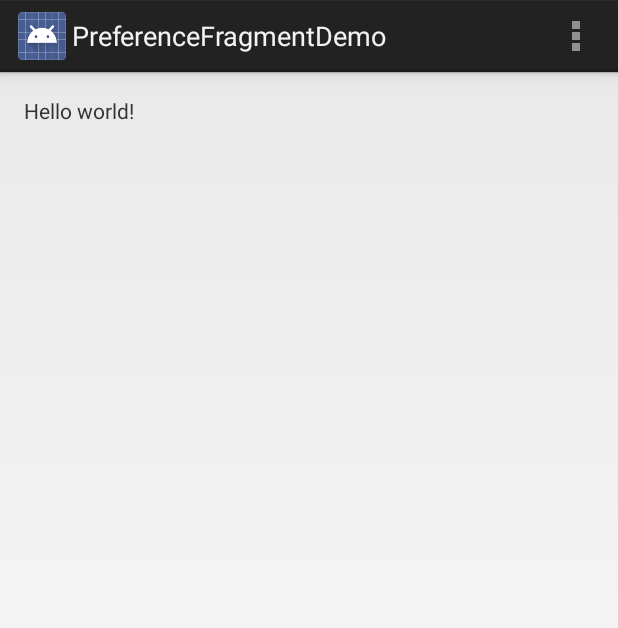
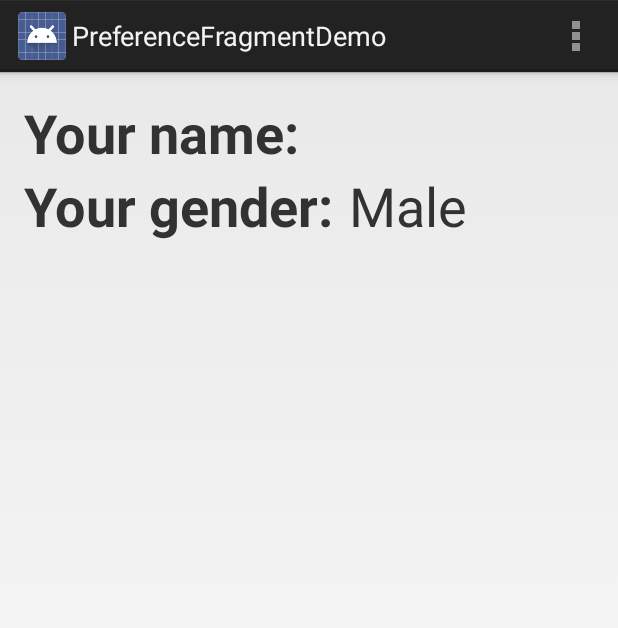
Before and after one commit to zaifrun/PreferenceFragmentDemo, an Android app: the screen it shows after launch (MainActivity), on a phone screen of 412 x 824 dp. Shown: the top 628 px of the screen. Run offline under Robolectric (Android 15) with nearby library versions, the phone set to English and light mode, and no system bars.

Commit message:
updated code to load values from preferences at app startup as well.

```diff
--- a/app/build.gradle
+++ b/app/build.gradle
@@ -1,13 +1,13 @@
 apply plugin: 'com.android.application'
 
 android {
-    compileSdkVersion 23
-    buildToolsVersion "23.0.1"
+    compileSdkVersion 25
+    buildToolsVersion '25.0.0'
 
     defaultConfig {
         applicationId "com.iducate.preferencefragmentdemo"
         minSdkVersion 16
-        targetSdkVersion 23
+        targetSdkVersion 25
         versionCode 1
         versionName "1.0"
     }
@@ -21,5 +21,5 @@ android {
 }
 
 dependencies {
-    compile 'com.android.support:support-v4:23.0.1'
+    compile 'com.android.support:support-v4:25.0.1'
 }
--- a/app/src/main/java/com/iducate/preferencefragmentdemo/MainActivity.java
+++ b/app/src/main/java/com/iducate/preferencefragmentdemo/MainActivity.java
@@ -5,6 +5,7 @@ import android.content.Intent;
 import android.os.Bundle;
 import android.view.Menu;
 import android.view.MenuItem;
+import android.widget.TextView;
 import android.widget.Toast;
 
 public class MainActivity extends Activity {
@@ -13,6 +14,10 @@ public class MainActivity extends Activity {
 	protected void onCreate(Bundle savedInstanceState) {
 		super.onCreate(savedInstanceState);
 		setContentView(R.layout.activity_main);
+		//read the values at app startup so we can show this in the UI
+		boolean male = MyPreferenceFragment.isMale(this);
+		String name = MyPreferenceFragment.getName(this);
+		updateUI(name,male);
 
 	}
 
@@ -22,15 +27,28 @@ public class MainActivity extends Activity {
 		return true;
 	}
 
+	public void updateUI(String name, boolean male)
+	{
+		TextView myName = (TextView) findViewById(R.id.myName);
+		TextView myGender = (TextView) findViewById(R.id.myGender);
+		myName.setText(name);
+		if (male)
+			myGender.setText("Male");
+		else
+			myGender.setText("Female");
+	}
+
 	@Override
 	protected void onActivityResult(int requestCode, int resultCode, Intent data) {
-		if (requestCode==1) //from settings
+		if (requestCode==1) //the code means we came back from settings
 		{
+			//I can can these methods like this, because they are static
 			boolean male = MyPreferenceFragment.isMale(this);
 			String name = MyPreferenceFragment.getName(this);
 			String message = "Welcome, "+name+", You are male? "+male;
 			Toast toast = Toast.makeText(this,message,Toast.LENGTH_LONG);
 			toast.show();
+			updateUI(name,male);
 		}
 		super.onActivityResult(requestCode, resultCode, data);
 	}
@@ -39,9 +57,12 @@ public class MainActivity extends Activity {
 	public boolean onOptionsItemSelected(MenuItem item) {
 		if (item.getItemId()==R.id.action_settings)
 		{
-			//Start our settingsactivity and liste to result
+			//Start our settingsactivity and listen to result - i.e.
+			//when it is finished.
 			Intent intent = new Intent(this,SettingsActivity.class);
 			startActivityForResult(intent,1);
+			//notice the 1 here - this is the code we then listen for in the
+			//onActivityResult
 
 		}
 		return super.onOptionsItemSelected(item);
--- a/app/src/main/java/com/iducate/preferencefragmentdemo/SettingsActivity.java
+++ b/app/src/main/java/com/iducate/preferencefragmentdemo/SettingsActivity.java
@@ -16,6 +16,6 @@ public class SettingsActivity extends Activity  {
                 .commit();
         //note - there is not setContentView and no xml layout
         //for this activity. Because that is defined 100 %
-        //in the fragment
+        //in the fragment (MyPreferencesFragment)
     }
 }
--- a/app/src/main/res/layout/activity_main.xml
+++ b/app/src/main/res/layout/activity_main.xml
@@ -1,16 +1,55 @@
-<RelativeLayout xmlns:android="http://schemas.android.com/apk/res/android"
+<LinearLayout xmlns:android="http://schemas.android.com/apk/res/android"
     xmlns:tools="http://schemas.android.com/tools"
     android:layout_width="match_parent"
     android:layout_height="match_parent"
+    android:orientation="vertical"
     android:paddingBottom="@dimen/activity_vertical_margin"
     android:paddingLeft="@dimen/activity_horizontal_margin"
     android:paddingRight="@dimen/activity_horizontal_margin"
     android:paddingTop="@dimen/activity_vertical_margin"
     tools:context=".MainActivity" >
 
+
+    <LinearLayout android:layout_width="wrap_content"
+                  android:orientation="horizontal"
+                  android:layout_height="wrap_content">
+
+        <TextView
+            android:layout_width="wrap_content"
+            android:layout_height="wrap_content"
+            android:layout_marginRight="10dp"
+            android:textStyle="bold"
+            android:textSize="@dimen/activity_textSize"
+            android:text="@string/myName" />
+
     <TextView
         android:layout_width="wrap_content"
         android:layout_height="wrap_content"
-        android:text="@string/hello_world" />
+        android:textSize="@dimen/activity_textSize"
+        android:id="@+id/myName"
+        android:text="" />
+    </LinearLayout>
 
-</RelativeLayout>
+    <LinearLayout android:layout_width="wrap_content"
+                  android:layout_height="wrap_content"
+                  android:orientation="horizontal">
+
+    <TextView
+        android:layout_width="wrap_content"
+        android:layout_height="wrap_content"
+        android:textStyle="bold"
+        android:layout_marginRight="10dp"
+        android:textSize="@dimen/activity_textSize"
+        android:text="@string/myGender" />
+
+    <TextView
+        android:layout_width="wrap_content"
+        android:layout_height="wrap_content"
+        android:id="@+id/myGender"
+        android:textSize="@dimen/activity_textSize"
+        android:text="" />
+    </LinearLayout>
+
+
+
+</LinearLayout>
--- a/app/src/main/res/values/dimens.xml
+++ b/app/src/main/res/values/dimens.xml
@@ -3,5 +3,5 @@
     <!-- Default screen margins, per the Android Design guidelines. -->
     <dimen name="activity_horizontal_margin">16dp</dimen>
     <dimen name="activity_vertical_margin">16dp</dimen>
-
+    <dimen name="activity_textSize"> 36sp </dimen>
 </resources>
--- a/app/src/main/res/values/strings.xml
+++ b/app/src/main/res/values/strings.xml
@@ -4,5 +4,8 @@
     <string name="app_name">PreferenceFragmentDemo</string>
     <string name="action_settings">Settings</string>
     <string name="hello_world">Hello world!</string>
+    <string name="enterName"> Enter name</string>
+    <string name="myName">Your name: </string>
+    <string name="myGender">Your gender:</string>
 
 </resources>
--- a/app/src/main/res/xml/prefs.xml
+++ b/app/src/main/res/xml/prefs.xml
@@ -9,7 +9,7 @@
 
     <EditTextPreference
         android:key="name"
-        android:defaultValue=""
+        android:defaultValue="@string/enterName"
         android:summary="Enter your name"
         android:title="Name" />
 
--- a/build.gradle
+++ b/build.gradle
@@ -4,7 +4,7 @@ buildscript {
         jcenter()
     }
     dependencies {
-        classpath 'com.android.tools.build:gradle:2.2.2'
+        classpath 'com.android.tools.build:gradle:2.3.0'
     }
 }
 
```
Also changed, not shown: app/src/main/java/com/iducate/preferencefragmentdemo/MyPreferenceFragment.java (+7 -1 lines), gradle/wrapper/gradle-wrapper.properties, 1 other file.
